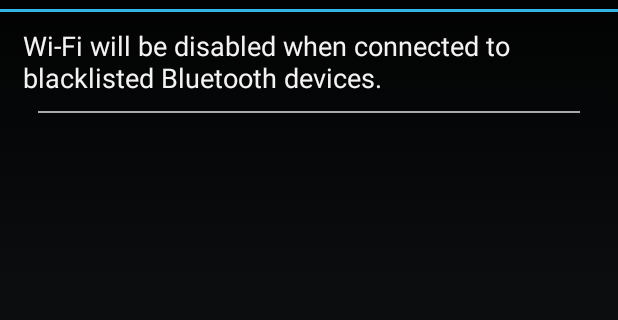
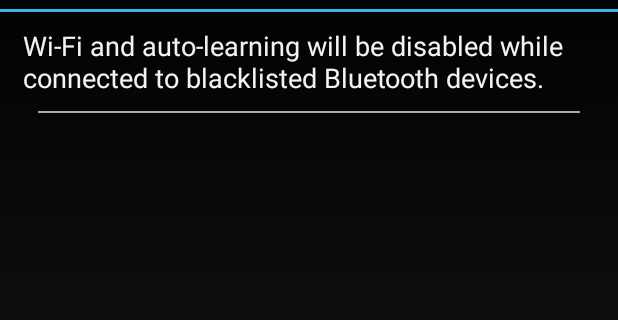
Before and after one commit to slp/android-smarterwifi, an Android app: the fragment FragmentBluetoothBlacklist shown on its own in the app's theme, on a phone screen of 412 x 824 dp, the part 60-380 px from its top. Run offline under Robolectric (Android 15) with nearby library versions, the phone set to English and light mode, and no system bars; 3 statements that could not run were skipped.

Commit message:
Verbiage tweaks

```diff
--- a/SmarterWifiManager/src/main/res/values/strings.xml
+++ b/SmarterWifiManager/src/main/res/values/strings.xml
@@ -22,12 +22,12 @@
     <string name="service_desc">Smarter Wifi Service</string>
 
     <string name="manage_wifi_explanation">Control Wi-Fi radio based on auto-learned locations and other criteria</string>
-
     <string name="autolearn_wifi_description">Automatically learn when to enable Wi-Fi based on cell tower identities.  To begin learning in a new location, enable Wi-Fi normally.</string>
     <string name="ssid_blacklist_desc">While connected to an ignored SSID, automatic location learning will be disabled.  It will be re-enabled when you leave the blocked network.</string>
     <string name="learned_wifi_description">Cell tower identifiers are mapped to Wi-Fi network names in auto-learn mode.  If a network is turning on at inappropriate times, removing its entry will reset that networks state.</string>
 
     <string name="delete_dialog_title">Delete known network?</string>
-    <string name="delete_learned_message">Deleting a learned network will reset all associations to known towers.  If auto-learning is enabled, the network will begin learning towers again.  To disable auto-learning for a network, set the network to "ignore" in the Ignore tab</string><string name="bluetooth_blacklist_description">Wi-Fi will be disabled when connected to blacklisted Bluetooth devices.</string>
+    <string name="delete_learned_message">Deleting a learned network will reset all associations to known towers.  If auto-learning is enabled, the network will begin learning towers again.  To disable auto-learning for a network, set the network to "ignore" in the Ignore tab</string>
+    <string name="bluetooth_blacklist_description">Wi-Fi and auto-learning will be disabled while connected to blacklisted Bluetooth devices.</string>
 
 </resources>
```
